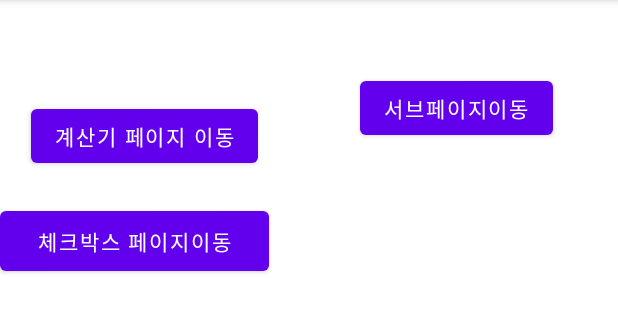
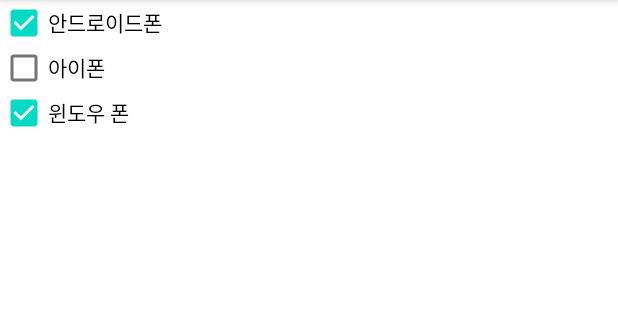
Before and after one commit to m6ydz642/LearnAndroid, an Android app: the screen it shows after launch (MainActivity before the commit, CheckBoxActivity after it), after a tap on "체크박스 페이지이동", on a phone screen of 412 x 824 dp, the part 84-417 px from its top. Run offline under Robolectric (Android 15) with nearby library versions, the phone set to English and light mode, and no system bars.

Commit message:
매니페스트 추가

```diff
--- a/app/src/main/AndroidManifest.xml
+++ b/app/src/main/AndroidManifest.xml
@@ -21,6 +21,7 @@
 
         <activity android:name=".SubActivity" />
         <activity android:name=".CalcActivity" />
+        <activity android:name=".CheckBoxActivity" />
     </application>
 
 </manifest>
--- a/app/src/main/java/com/example/learnandroid/MainActivity.java
+++ b/app/src/main/java/com/example/learnandroid/MainActivity.java
@@ -18,7 +18,7 @@ public class MainActivity extends AppCompatActivity {
 
 
         Button subpagebutton = (Button)findViewById(R.id.subactivitybutton);
-        Button btnCheckboxActivity = (Button)findViewById(R.id.btnCheckBoxActivity);
+        Button btnClickCheckboxActivity = (Button)findViewById(R.id.btnCheckBoxActivity);
 
         subpagebutton.setOnClickListener(new View.OnClickListener() {
             @Override
@@ -28,7 +28,7 @@ public class MainActivity extends AppCompatActivity {
             }
         });
 
-        btnCheckboxActivity.setOnClickListener( new View.OnClickListener(){
+        btnClickCheckboxActivity.setOnClickListener(new View.OnClickListener(){
             @Override
             public void onClick(View view) {
                 Intent intent = new Intent(getApplicationContext(), CheckBoxActivity.class);
@@ -43,4 +43,9 @@ public class MainActivity extends AppCompatActivity {
         Intent intent = new Intent(getApplicationContext(), CalcActivity.class);
         startActivity(intent);
     }
+
+   /* public void btnClickCheckBox(View view) {
+        Intent intent = new Intent(getApplicationContext(), CheckBoxActivity.class);
+        startActivity(intent);
+    }*/
 }
--- a/app/src/main/res/layout/activity_checkbox.xml
+++ b/app/src/main/res/layout/activity_checkbox.xml
@@ -1,15 +1,17 @@
 <?xml version="1.0" encoding="utf-8"?>
 <androidx.constraintlayout.widget.ConstraintLayout xmlns:android="http://schemas.android.com/apk/res/android"
+    xmlns:app="http://schemas.android.com/apk/res-auto"
     xmlns:tools="http://schemas.android.com/tools"
     android:layout_width="match_parent"
     android:layout_height="match_parent">
 
     <CheckBox
         android:id="@+id/chkAndroid"
+        android:layout_width="120dp"
+        android:layout_height="30dp"
         android:checked="true"
         android:text="안드로이드폰"
-        android:layout_height="30dp"
-        android:layout_width="120dp"/>
+        app:layout_constraintTop_toTopOf="parent" />
 
     <CheckBox
         android:id="@+id/chkIphone"
@@ -17,8 +19,8 @@
         android:layout_height="30dp"
         android:checked="false"
         android:text="아이폰"
-        tools:layout_editor_absoluteX="0dp"
-        tools:layout_editor_absoluteY="30dp" />
+        app:layout_constraintTop_toBottomOf="@+id/chkAndroid"
+        tools:layout_editor_absoluteX="0dp" />
 
     <CheckBox
         android:id="@+id/Window"
@@ -26,8 +28,8 @@
         android:layout_height="30dp"
         android:checked="true"
         android:text="윈도우 폰"
-        tools:layout_editor_absoluteX="0dp"
-        tools:layout_editor_absoluteY="60dp" />
+        app:layout_constraintTop_toBottomOf="@+id/chkIphone"
+        tools:layout_editor_absoluteX="0dp" />
 
 
 </androidx.constraintlayout.widget.ConstraintLayout>
--- a/app/src/main/res/layout/activity_main.xml
+++ b/app/src/main/res/layout/activity_main.xml
@@ -41,9 +41,11 @@
         android:id="@+id/btnCheckBoxActivity"
         android:layout_width="179dp"
         android:layout_height="52dp"
+        android:layout_marginStart="17dp"
         android:layout_marginTop="20dp"
         android:text="체크박스 페이지이동"
+        app:layout_constraintStart_toStartOf="parent"
         app:layout_constraintTop_toBottomOf="@+id/calcaivitybutton"
-        tools:layout_editor_absoluteX="17dp" />
+    />
 
 </androidx.constraintlayout.widget.ConstraintLayout>
```
